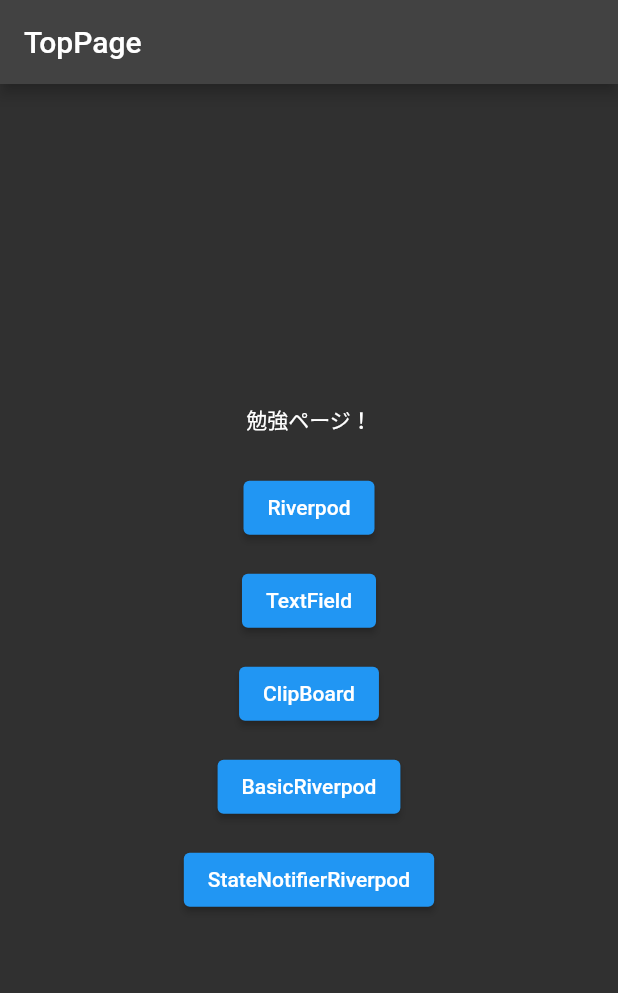
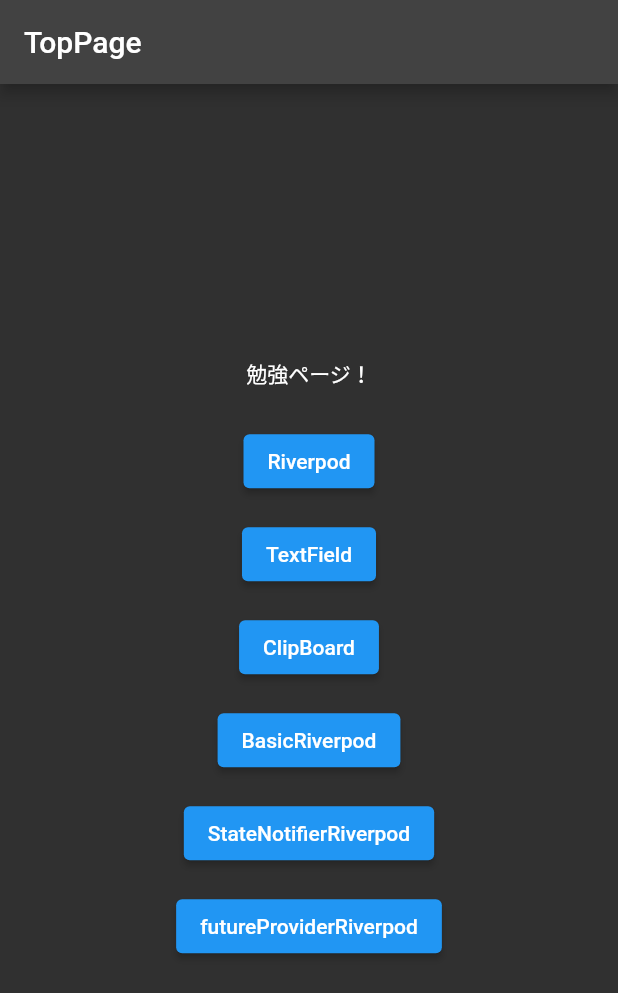
Before and after one commit to Yuta-KTD/liver, a Flutter app: the screen it shows after launch, on a phone screen of 412 x 824 dp. Shown: the top 993 px of the screen. Run offline on Flutter 3.47's test engine with Material 2 defaults, Android fonts, the phone set to English and light mode, and no system bars; our stand-ins replace flutter_riverpod.

Commit message:
futureProvider + family 試してみた

```diff
--- a/lib/main.dart
+++ b/lib/main.dart
@@ -3,6 +3,7 @@
 import 'package:liver/model/routes.dart';
 import 'package:liver/pages/basic_provider_screen.dart';
 import 'package:liver/pages/clip_board_screen.dart';
+import 'package:liver/pages/future_provider_screen.dart';
 import 'package:liver/pages/main_page.dart';
 import 'package:liver/pages/riverpod_provider_screen.dart';
 import 'package:liver/pages/state_notifier_provider.dart';
@@ -31,6 +32,8 @@
         RouteNames.basicProviderPath: (context) => const BasicProviderScreen(),
         RouteNames.stateNotifierPath: (context) =>
             const StateNotifierProviderScreen(),
+        RouteNames.futureProviderPath: (context) =>
+            const FutureProviderScreen(),
       },
       darkTheme: ThemeData(
         brightness: Brightness.dark,
--- a/lib/model/routes.dart
+++ b/lib/model/routes.dart
@@ -5,4 +5,5 @@
   static const String clipBoardPath = '/clip_board';
   static const String basicProviderPath = '/basic_riverpod';
   static const String stateNotifierPath = '/state_notifire_riverpod';
+  static const String futureProviderPath = '/future_provider_riverpod';
 }
--- a/lib/pages/main_page.dart
+++ b/lib/pages/main_page.dart
@@ -47,6 +47,12 @@
                     .pushNamed(RouteNames.stateNotifierPath),
                 child: const Text('StateNotifierRiverpod'),
               ),
+              const SizedBox(height: 14.0),
+              ElevatedButton(
+                onPressed: () => Navigator.of(context)
+                    .pushNamed(RouteNames.futureProviderPath),
+                child: const Text('futureProviderRiverpod'),
+              ),
             ],
           ),
         ),
```
Also changed, not shown: lib/pages/future_provider_screen.dart (added, +30 -0 lines), lib/provider/future_provider.dart (added, +8 -0 lines).
